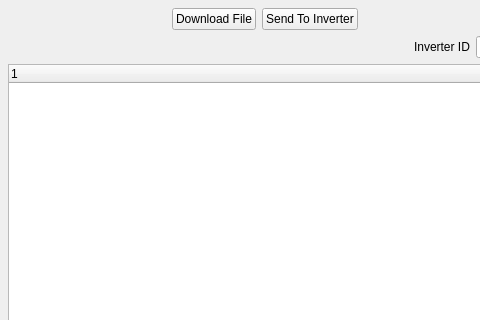
This is epyqlib/tabs/files/filesview.ui in epcpower/stlib as Qt 5 draws it before an edit; both pictures show x 0 to 480 and y 0 to 320 of the 1000 by 600 pixel window. The edited form follows.
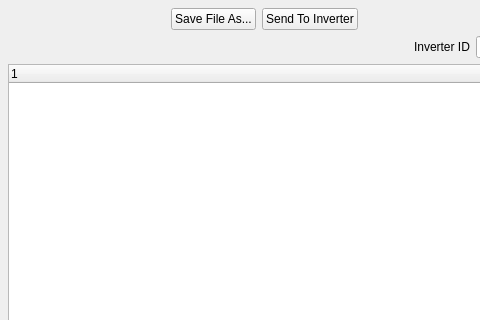
This is the edited form.

Commit message: Test copying file to external directory

```diff
--- a/epyqlib/tabs/files/filesview.ui
+++ b/epyqlib/tabs/files/filesview.ui
@@ -76,7 +76,7 @@
           </size>
          </property>
          <property name="text">
-          <string>Download File</string>
+          <string>Save File As...</string>
          </property>
         </widget>
        </item>
```
Left out of the diff: 2 changed lines with no effect on the pictures. The commit also changes 2 other files.
